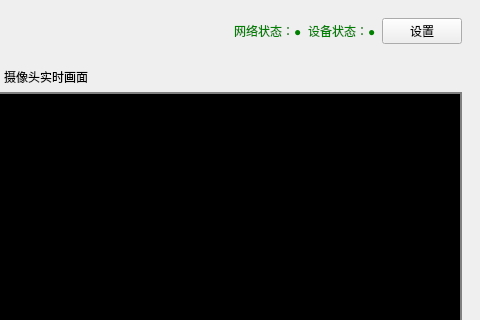
Qt form mainwindow.ui (HeQiTZD/Triple-terminal-Attendance-Punching-System) before a commit; both pictures show x 819 to 1299 and y 0 to 320 of the 1299 by 892 pixel window.
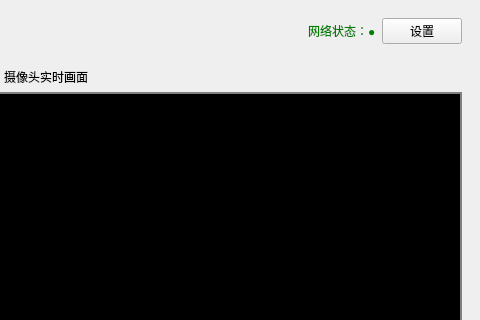
The same form after that commit. Icons and pictures are not drawn.

Diff of the .ui file:
```diff
--- a/mainwindow.ui
+++ b/mainwindow.ui
@@ -54,16 +54,6 @@
          </property>
         </widget>
        </item>
-       <item>
-        <widget class="QLabel" name="deviceStatusLabel">
-         <property name="styleSheet">
-          <string notr="true">color: green;</string>
-         </property>
-         <property name="text">
-          <string>设备状态：●</string>
-         </property>
-        </widget>
-       </item>
        <item>
         <widget class="QPushButton" name="settingButton">
          <property name="text">
```
